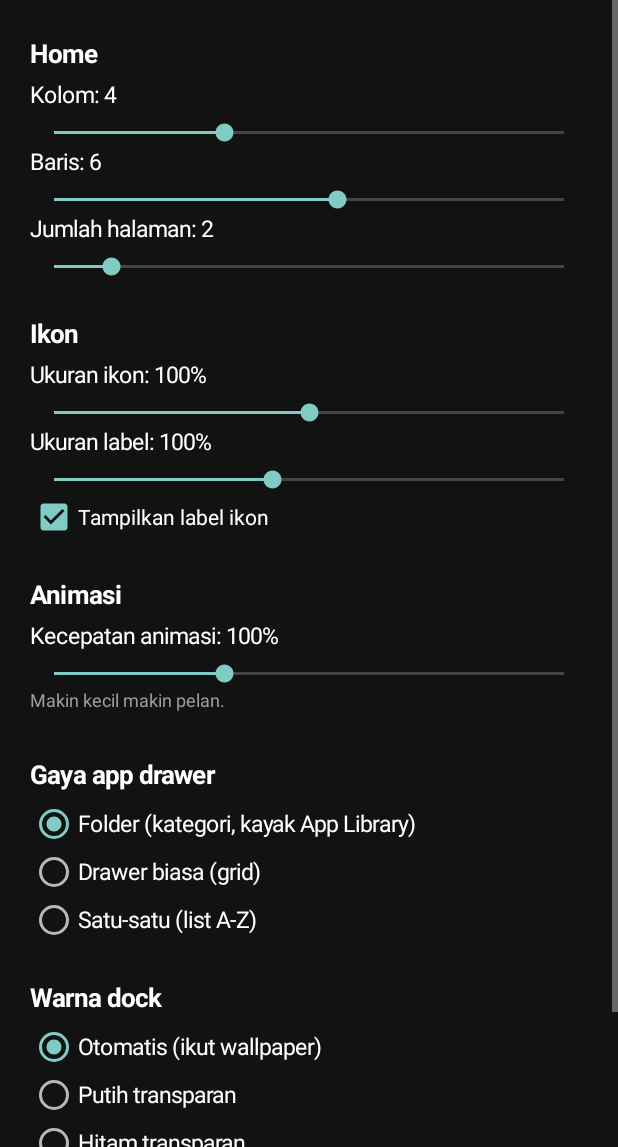
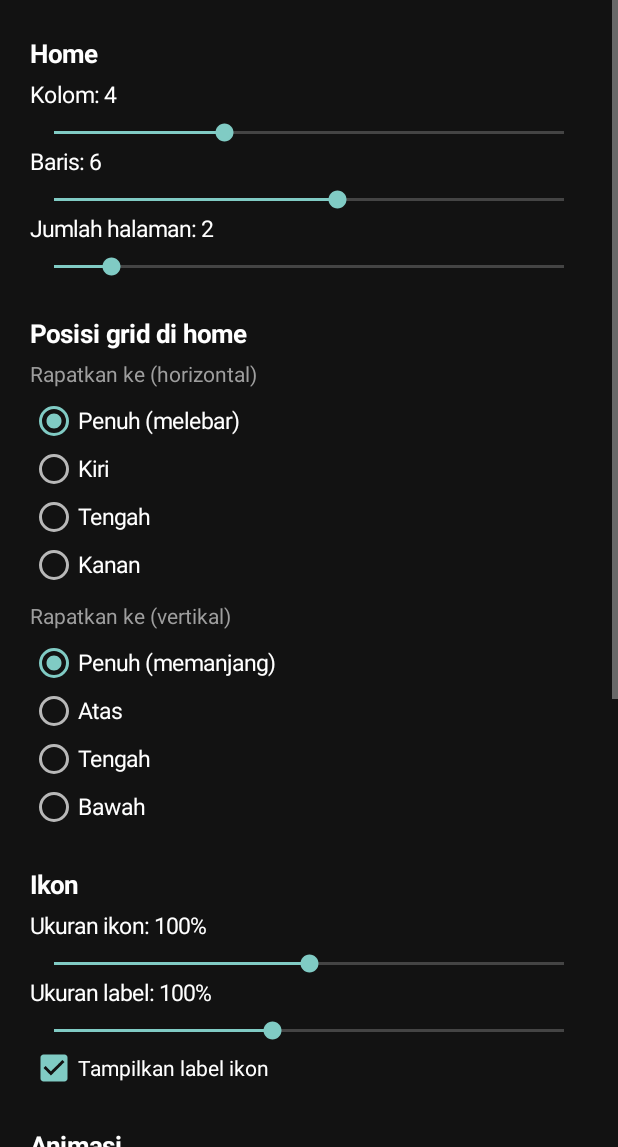
Before and after one commit to Meshi24/MesLauncher, an Android app: the SettingsActivity screen opened directly, with no data from a screen before it, on a phone screen of 412 x 824 dp, the part 89-1236 px from its top. Run offline under Robolectric (Android 15) with nearby library versions, the phone set to English and light mode, and no system bars.

Commit message:
Update SettingsActivity.kt

```diff
--- a/app/src/main/java/com/example/simplelauncher/SettingsActivity.kt
+++ b/app/src/main/java/com/example/simplelauncher/SettingsActivity.kt
@@ -38,6 +38,20 @@ class SettingsActivity : Activity() {
         seek(box, "Kolom", "", 1, 10, 1, Prefs.cols(this)) { Prefs.setCols(this, it) }
         seek(box, "Baris", "", 1, 10, 1, Prefs.rows(this)) { Prefs.setRows(this, it) }
         seek(box, "Jumlah halaman", "", 1, 10, 1, Prefs.pages(this)) { Prefs.setPages(this, it) }
+
+        box.addView(tv("Posisi grid di home", 17f, true, 24))
+        box.addView(tv("Rapatkan ke (horizontal)", 14f, false, 0, 0xFF9E9E9E.toInt()))
+        box.addView(
+            radios(3000, listOf("Penuh (melebar)", "Kiri", "Tengah", "Kanan"), Prefs.hAlign(this)) {
+                Prefs.setHAlign(this, it)
+            }
+        )
+        box.addView(tv("Rapatkan ke (vertikal)", 14f, false, 8, 0xFF9E9E9E.toInt()))
+        box.addView(
+            radios(4000, listOf("Penuh (memanjang)", "Atas", "Tengah", "Bawah"), Prefs.vAlign(this)) {
+                Prefs.setVAlign(this, it)
+            }
+        )
 
         box.addView(tv("Ikon", 17f, true, 24))
         seek(box, "Ukuran ikon", "%", 60, 140, 5, Prefs.iconScale(this)) { Prefs.setIconScale(this, it) }
```
